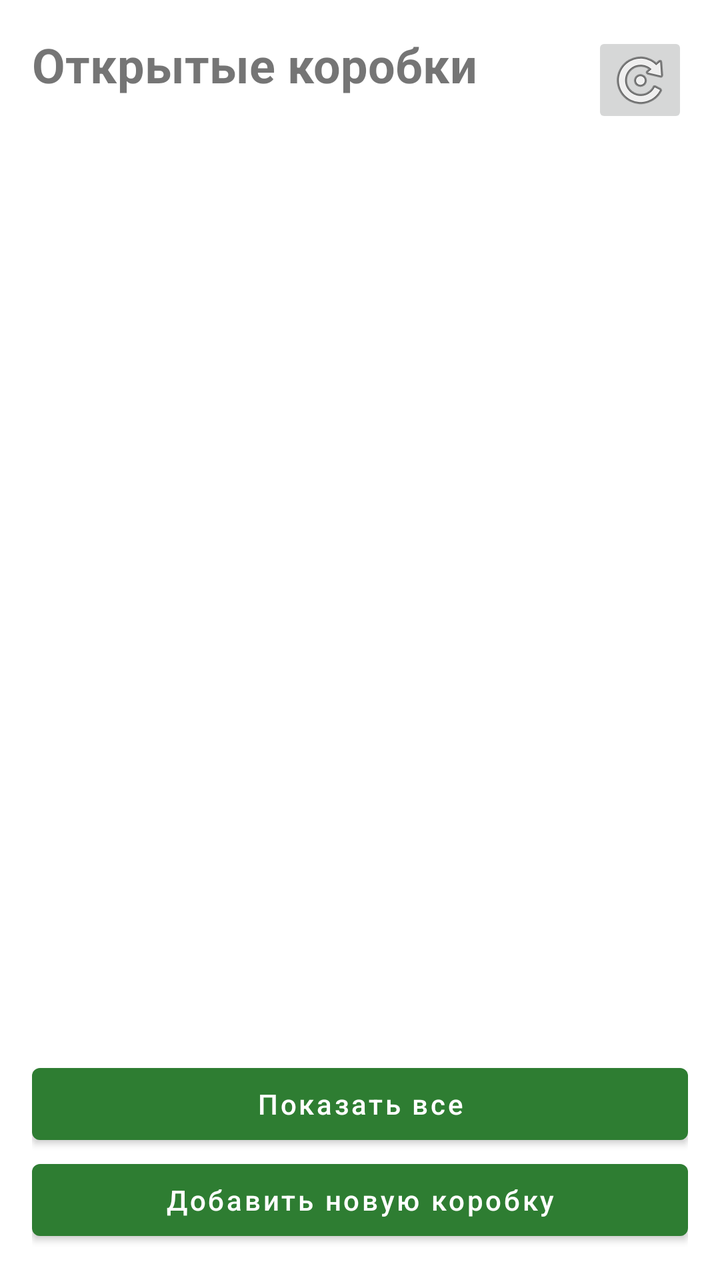
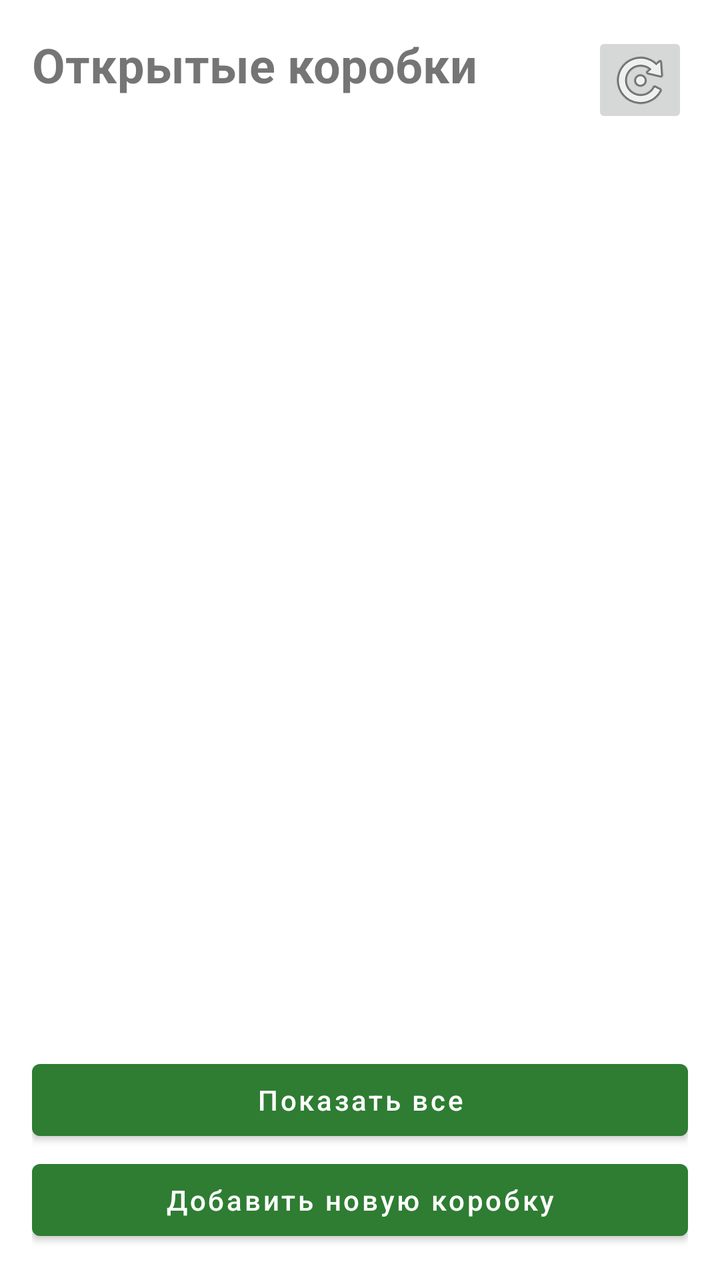

An Android layout rendered at two revisions. The XML below is the earlier revision; the diff shows what the commit changed to produce the second picture.
<!-- AndroidManifest.xml: application theme AppTheme -->
<!-- res/layout/fragment_box.xml -->
<?xml version="1.0" encoding="utf-8"?>
<androidx.constraintlayout.widget.ConstraintLayout xmlns:android="http://schemas.android.com/apk/res/android"
    xmlns:app="http://schemas.android.com/apk/res-auto"
    android:layout_width="match_parent"
    android:layout_height="match_parent"
    android:padding="16dp">

    
    <TextView
        android:id="@+id/tvTitle"
        android:layout_width="wrap_content"
        android:layout_height="wrap_content"
        android:text="Открытые коробки"
        android:textSize="24sp"
        android:textStyle="bold"
        app:layout_constraintTop_toTopOf="parent"
        app:layout_constraintStart_toStartOf="parent" />

    
    <ImageButton
        android:id="@+id/btnRefresh"
        android:layout_width="48dp"
        android:layout_height="48dp"
        android:src="@android:drawable/ic_menu_rotate"
        app:layout_constraintTop_toTopOf="parent"
        app:layout_constraintEnd_toEndOf="parent" />

    
    <androidx.recyclerview.widget.RecyclerView
        android:id="@+id/rvBoxes"
        android:layout_width="0dp"
        android:layout_height="0dp"
        android:visibility="visible"
        app:layout_constraintTop_toBottomOf="@id/tvTitle"
        app:layout_constraintBottom_toTopOf="@id/btnAddNewBox"
        app:layout_constraintStart_toStartOf="parent"
        app:layout_constraintEnd_toEndOf="parent" />

    
    <TextView
        android:id="@+id/tvNoBoxes"
        android:layout_width="wrap_content"
        android:layout_height="wrap_content"
        android:text="Нет открытых коробок. Создайте новую."
        android:textSize="18sp"
        android:textColor="#757575"
        android:visibility="gone"
        app:layout_constraintTop_toTopOf="parent"
        app:layout_constraintBottom_toBottomOf="parent"
        app:layout_constraintStart_toStartOf="parent"
        app:layout_constraintEnd_toEndOf="parent" />

    
    <com.google.android.material.button.MaterialButton
        android:id="@+id/btnShowAll"
        android:layout_width="0dp"
        android:layout_height="wrap_content"
        android:text="Показать все"
        android:textAllCaps="false"
        app:layout_constraintBottom_toTopOf="@id/btnAddNewBox"
        app:layout_constraintStart_toStartOf="parent"
        app:layout_constraintEnd_toEndOf="parent" />

    
    <com.google.android.material.button.MaterialButton
        android:id="@+id/btnAddNewBox"
        android:layout_width="0dp"
        android:layout_height="wrap_content"
        android:text="Добавить новую коробку"
        android:textAllCaps="false"
        app:layout_constraintBottom_toBottomOf="parent"
        app:layout_constraintStart_toStartOf="parent"
        app:layout_constraintEnd_toEndOf="parent" />

    
    <ProgressBar
        android:id="@+id/progressBar"
        android:layout_width="wrap_content"
        android:layout_height="wrap_content"
        android:visibility="gone"
        app:layout_constraintTop_toTopOf="parent"
        app:layout_constraintBottom_toBottomOf="parent"
        app:layout_constraintStart_toStartOf="parent"
        app:layout_constraintEnd_toEndOf="parent" />

</androidx.constraintlayout.widget.ConstraintLayout>
<!-- resources referenced by this layout -->
<resources>
  <style name="AppTheme" parent="Theme.MaterialComponents.Light.NoActionBar">
          
          <item name="colorPrimary">#2E7D32</item>  
          <item name="colorPrimaryVariant">#1B5E20</item>
          <item name="colorOnPrimary">#FFFFFF</item>
          <item name="colorSecondary">#2E7D32</item>
          <item name="colorSecondaryVariant">#1B5E20</item>
          <item name="colorOnSecondary">#000000</item>
      </style>
</resources>

<!-- the commit's change to res/layout/fragment_box.xml (unified diff, before → after) -->
@@ -30,6 +30,7 @@
         android:id="@+id/rvBoxes"
         android:layout_width="0dp"
         android:layout_height="0dp"
+        android:layout_marginBottom="10dp"
         android:visibility="visible"
         app:layout_constraintTop_toBottomOf="@id/tvTitle"
         app:layout_constraintBottom_toTopOf="@id/btnAddNewBox"
@@ -57,6 +58,7 @@
         android:layout_height="wrap_content"
         android:text="Показать все"
         android:textAllCaps="false"
+        android:layout_marginBottom="2dp"
         app:layout_constraintBottom_toTopOf="@id/btnAddNewBox"
         app:layout_constraintStart_toStartOf="parent"
         app:layout_constraintEnd_toEndOf="parent" />
